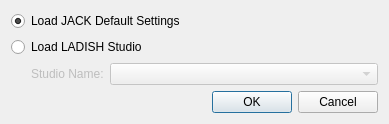
First picture: the form in src/ui/cadence_tb_jack.ui, repository falkTX/Cadence, before the edit.
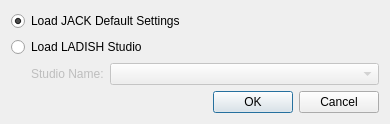
Second picture: the form after the edit.

The edit to the form file:
```diff
--- a/src/ui/cadence_tb_jack.ui
+++ b/src/ui/cadence_tb_jack.ui
@@ -6,7 +6,7 @@
    <rect>
     <x>0</x>
     <y>0</y>
-    <width>389</width>
+    <width>390</width>
     <height>118</height>
    </rect>
   </property>
```
